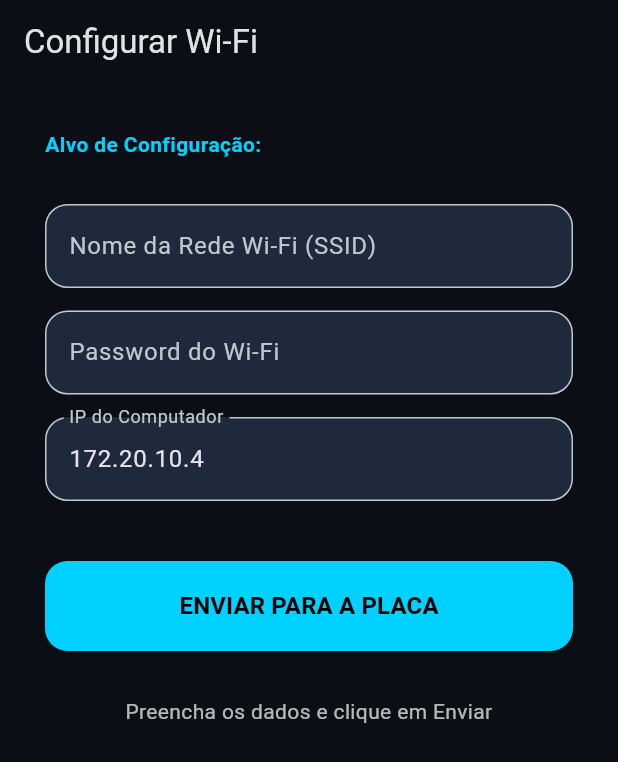
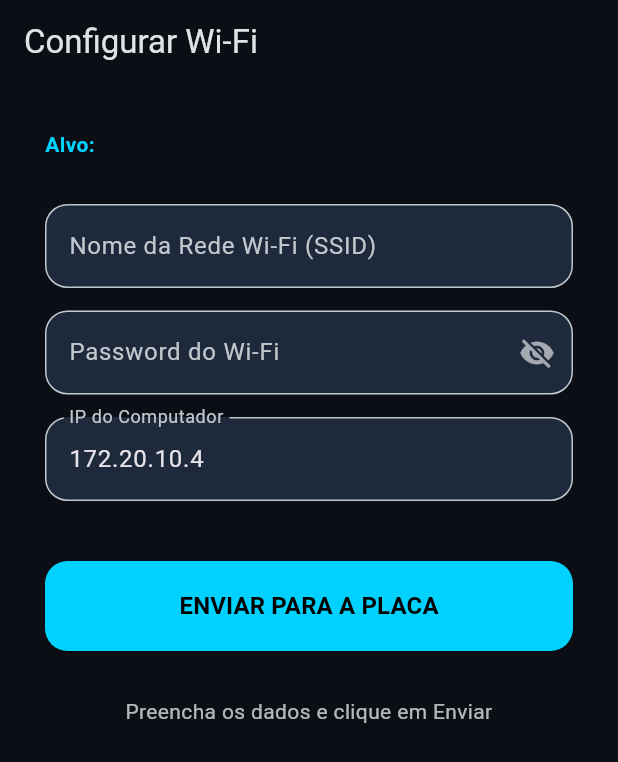
Before and after one commit to nandoo10/PECI-g7-Mobile-Heart-Box, a Flutter app: the WifiConfigScreen screen opened directly with empty values, on a phone screen of 412 x 824 dp. Shown: the top 762 px of the screen. Run offline on Flutter 3.47's test engine with Material 3 defaults, Android fonts, the phone set to English and light mode, and no system bars; our stand-ins replace fl_chart, flutter_blue_plus, flutter_map, latlong2, shared_preferences; missing offline and left inert: mobile_scanner, mqtt_client; accounts and stored records are empty.

Commit message:
Refactor Bluetooth connection and UI elements

```diff
--- a/projeto_material_Tiago/thermal_app/lib/main.dart
+++ b/projeto_material_Tiago/thermal_app/lib/main.dart
@@ -1281,9 +1281,10 @@ class _WifiConfigScreenState extends State<WifiConfigScreen> {
   final TextEditingController _ipController = TextEditingController(text: "172.20.10.4");
 
   bool isSending = false;
+  bool _obscurePassword = true; // Controla se a pass está oculta
   String statusMessage = "Preencha os dados e clique em Enviar";
 
-  // UUIDs de Configuração (Compatíveis com a S3 e a CAM)
+  // UUIDs de Configuração (Conforme definido no main.dart)[cite: 1]
   final String SERVICE_UUID = "0a3b6985-dad6-4759-8852-dcb266d3a59e";
   final String UUID_SSID = "ab35e54e-fde4-4f83-902a-07785de547b9";
   final String UUID_PASS = "c1c4b63b-bf3b-4e35-9077-d5426226c710";
@@ -1296,19 +1297,18 @@ class _WifiConfigScreenState extends State<WifiConfigScreen> {
     });
 
     try {
-      // Começa o rastreio Bluetooth
+      // Inicia o varrimento Bluetooth[cite: 1]
       FlutterBluePlus.startScan(timeout: const Duration(seconds: 10));
 
       bool found = false;
 
       var subscription = FlutterBluePlus.scanResults.listen((results) async {
         for (ScanResult r in results) {
-          // Validação flexível: Procura pelo nome exato que veio no QR Code
           if (r.device.advName == widget.targetName || r.advertisementData.advName == widget.targetName) {
             found = true;
             FlutterBluePlus.stopScan();
 
-            setState(() => statusMessage = "Placa encontrada! A conectar via BLE...");
+            setState(() => statusMessage = "Placa encontrada! A conectar...");
 
             await r.device.connect();
             setState(() => statusMessage = "Conectado. A injetar credenciais...");
@@ -1317,21 +1317,18 @@ class _WifiConfigScreenState extends State<WifiConfigScreen> {
             for (var service in services) {
               if (service.uuid.str.toLowerCase() == SERVICE_UUID) {
                 for (var c in service.characteristics) {
-                  // Injeta SSID
+                  // Escreve SSID[cite: 1]
                   if (c.uuid.str.toLowerCase() == UUID_SSID) {
                     await c.write(utf8.encode(_ssidController.text));
                   }
-                  // Injeta Password
+                  // Escreve Password[cite: 1]
                   if (c.uuid.str.toLowerCase() == UUID_PASS) {
                     await c.write(utf8.encode(_passController.text));
                   }
-                  // Injeta IP do Servidor
+                  // Escreve IP do Servidor[cite: 1]
                   if (c.uuid.str.toLowerCase() == UUID_SERVERIP) {
-                    // Adiciona a porta 8080 caso o utilizador não tenha escrito
                     String ipEnvio = _ipController.text;
-                    if (!ipEnvio.contains(':')) {
-                      ipEnvio += ":8080";
-                    }
+                    if (!ipEnvio.contains(':')) ipEnvio += ":8080";
                     await c.write(utf8.encode(ipEnvio));
                   }
                 }
@@ -1342,15 +1339,13 @@ class _WifiConfigScreenState extends State<WifiConfigScreen> {
 
             if (mounted) {
               setState(() {
-                statusMessage = "✅ Configuração enviada! A placa vai reiniciar.";
+                statusMessage = "✅ Configuração enviada!";
                 isSending = false;
               });
-
-              ScaffoldMessenger.of(context).showSnackBar(const SnackBar(content: Text("Credenciais aplicadas!"), backgroundColor: AppColors.success));
-
-              Future.delayed(const Duration(seconds: 2), () {
-                Navigator.pop(context);
-              });
+              ScaffoldMessenger.of(context).showSnackBar(
+                const SnackBar(content: Text("Credenciais aplicadas!"), backgroundColor: AppColors.success)
+              );
+              Future.delayed(const Duration(seconds: 2), () => Navigator.pop(context));
             }
           }
         }
@@ -1362,14 +1357,13 @@ class _WifiConfigScreenState extends State<WifiConfigScreen> {
         if (mounted) {
           setState(() {
             isSending = false;
-            statusMessage = "❌ Dispositivo não encontrado. Certifique-se de que o BLE está ativo.";
+            statusMessage = "❌ Dispositivo não encontrado.";
           });
         }
       }
       subscription.cancel();
 
     } catch (e) {
-      print("Erro BLE: $e");
       if (mounted) {
         setState(() {
           isSending = false;
@@ -1388,23 +1382,52 @@ class _WifiConfigScreenState extends State<WifiConfigScreen> {
         child: Column(
           crossAxisAlignment: CrossAxisAlignment.start,
           children: [
-            Text("Alvo de Configuração: ${widget.targetName}", style: const TextStyle(color: AppColors.primary, fontWeight: FontWeight.bold)),
+            Text("Alvo: ${widget.targetName}",
+                 style: const TextStyle(color: AppColors.primary, fontWeight: FontWeight.bold)),
             const SizedBox(height: 30),
 
+            // Campo SSID
             TextField(
               controller: _ssidController,
-              decoration: InputDecoration(labelText: "Nome da Rede Wi-Fi (SSID)", filled: true, fillColor: AppColors.surface, border: OutlineInputBorder(borderRadius: BorderRadius.circular(15))),
+              decoration: InputDecoration(
+                labelText: "Nome da Rede Wi-Fi (SSID)",
+                filled: true,
+                fillColor: AppColors.surface,
+                border: OutlineInputBorder(borderRadius: BorderRadius.circular(15))
+              ),
             ),
             const SizedBox(height: 15),
+
+            // Campo Password com Ícone de Olho
             TextField(
               controller: _passController,
-              obscureText: true,
-              decoration: InputDecoration(labelText: "Password do Wi-Fi", filled: true, fillColor: AppColors.surface, border: OutlineInputBorder(borderRadius: BorderRadius.circular(15))),
+              obscureText: _obscurePassword,
+              decoration: InputDecoration(
+                labelText: "Password do Wi-Fi",
+                filled: true,
+                fillColor: AppColors.surface,
+                border: OutlineInputBorder(borderRadius: BorderRadius.circular(15)),
+                suffixIcon: IconButton(
+                  icon: Icon(
+                    _obscurePassword ? Icons.visibility_off : Icons.visibility,
+                    color: Colors.white60,
+                  ),
+                  onPressed: () => setState(() => _obscurePassword = !_obscurePassword),
+                ),
+              ),
             ),
+
             const SizedBox(height: 15),
+
+            // Campo IP
             TextField(
               controller: _ipController,
-              decoration: InputDecoration(labelText: "IP do Computador", filled: true, fillColor: AppColors.surface, border: OutlineInputBorder(borderRadius: BorderRadius.circular(15))),
+              decoration: InputDecoration(
+                labelText: "IP do Computador",
+                filled: true,
+                fillColor: AppColors.surface,
+                border: OutlineInputBorder(borderRadius: BorderRadius.circular(15))
+              ),
             ),
 
             const SizedBox(height: 40),
@@ -1414,7 +1437,11 @@ class _WifiConfigScreenState extends State<WifiConfigScreen> {
               height: 60,
               child: ElevatedButton(
                 onPressed: isSending ? null : _enviarDadosBLE,
-                style: ElevatedButton.styleFrom(backgroundColor: AppColors.primary, foregroundColor: Colors.black, shape: RoundedRectangleBorder(borderRadius: BorderRadius.circular(15))),
+                style: ElevatedButton.styleFrom(
+                  backgroundColor: AppColors.primary,
+                  foregroundColor: Colors.black,
+                  shape: RoundedRectangleBorder(borderRadius: BorderRadius.circular(15))
+                ),
                 child: isSending
                     ? const CircularProgressIndicator(color: Colors.black)
                     : const Text("ENVIAR PARA A PLACA", style: TextStyle(fontWeight: FontWeight.bold, fontSize: 16)),
@@ -1422,7 +1449,13 @@ class _WifiConfigScreenState extends State<WifiConfigScreen> {
             ),
 
             const SizedBox(height: 30),
-            Center(child: Text(statusMessage, textAlign: TextAlign.center, style: TextStyle(color: statusMessage.contains("❌") ? AppColors.danger : Colors.white70))),
+            Center(
+              child: Text(
+                statusMessage,
+                textAlign: TextAlign.center,
+                style: TextStyle(color: statusMessage.contains("❌") ? AppColors.danger : Colors.white70)
+              )
+            ),
           ],
         ),
       ),
```
